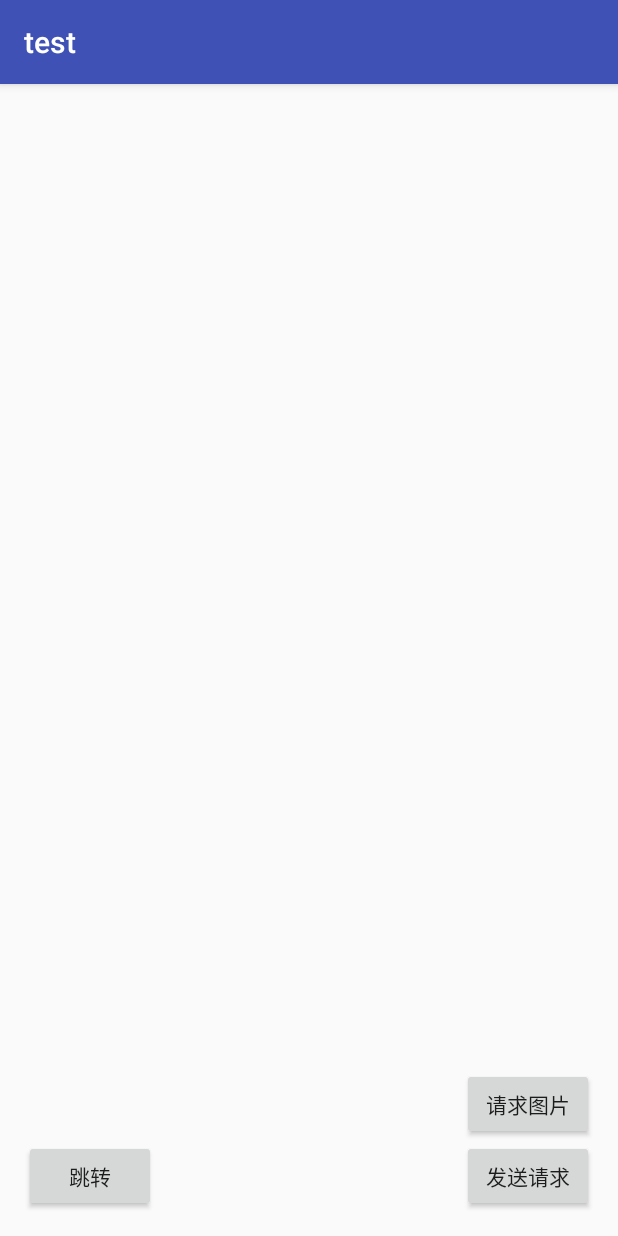
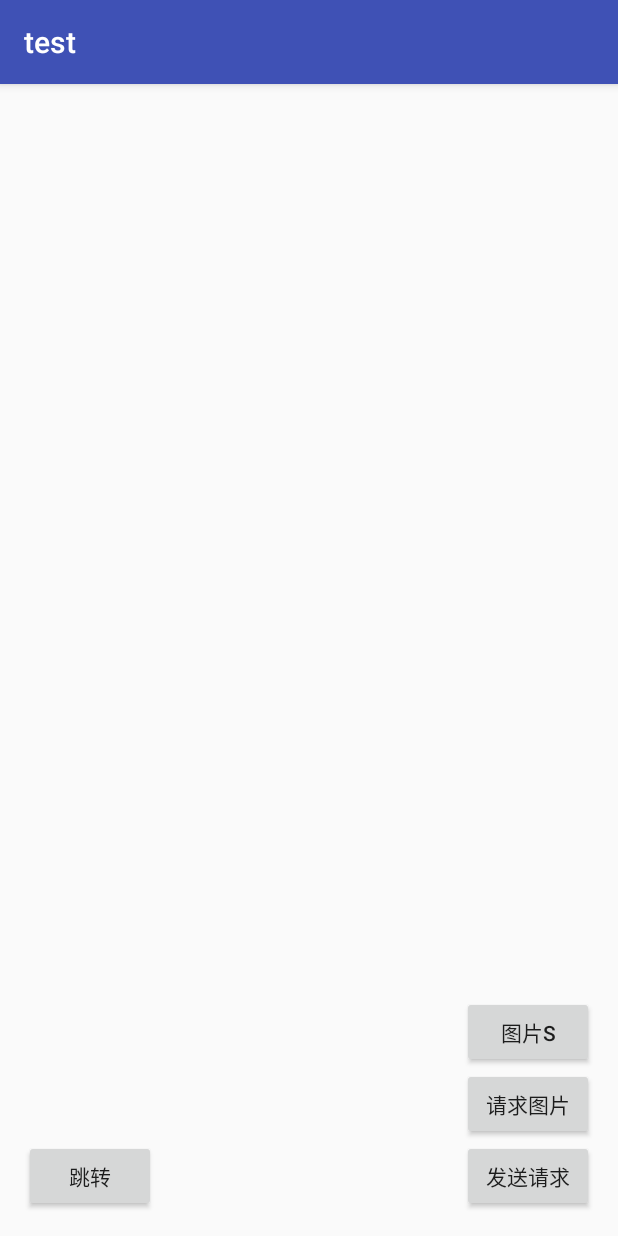
Before and after one commit to adlly/test, an Android app: the screen it shows after launch (Main24Activity), after a tap on "发送请求", on a phone screen of 412 x 824 dp. Run offline under Robolectric (Android 15) with nearby library versions, the phone set to English and light mode, and no system bars; our stand-ins replace Volley; libraries missing offline, so code that uses them is left out: com.facebook.drawee; network calls fail; 1 statement that could not run was skipped.

Commit message:
图片请求imageloader

```diff
--- a/app/src/main/java/lly/test/Main24Activity.java
+++ b/app/src/main/java/lly/test/Main24Activity.java
@@ -15,7 +15,9 @@ import android.widget.Toast;
 import com.android.volley.RequestQueue;
 import com.android.volley.Response;
 import com.android.volley.VolleyError;
+import com.android.volley.toolbox.ImageLoader;
 import com.android.volley.toolbox.ImageRequest;
+import com.android.volley.toolbox.NetworkImageView;
 import com.android.volley.toolbox.StringRequest;
 
 import lly.test.Net.Net;
@@ -28,6 +30,8 @@ public class Main24Activity extends AppCompatActivity implements View.OnClickLis
     private ImageView iv;
     private String main24 = "Main24";
     private RequestQueue requestQueue;
+    private NetworkImageView net_img;
+    private ImageLoader imageLoader;
 
     @Override
     protected void onCreate(Bundle savedInstanceState) {
@@ -41,8 +45,10 @@ public class Main24Activity extends AppCompatActivity implements View.OnClickLis
        findViewById(R.id.btn).setOnClickListener(this);
         findViewById(R.id.nnew).setOnClickListener(this);
         findViewById(R.id.btn_req_img).setOnClickListener(this);
+        findViewById(R.id.btn_req_imgs).setOnClickListener(this);
         tv = (TextView) findViewById(R.id.tv);
         iv = (ImageView) findViewById(R.id.iv);
+        net_img = (NetworkImageView) findViewById(R.id.net_img);
     }
 
     @Override
@@ -106,6 +112,20 @@ public class Main24Activity extends AppCompatActivity implements View.OnClickLis
 
                 iq.setTag(main24);
                 requestQueue.add(iq);
+                break;
+
+            case R.id.btn_req_imgs:
+
+                url = "http://pic33.nipic.com/20130916/3420027_192919547000_2.jpg";
+
+                imageLoader = Net.getInstance(getApplicationContext()).getImageLoader();
+                imageLoader.get(url, ImageLoader.getImageListener(
+                        iv, R.mipmap.ic_launcher, android.R.drawable.stat_notify_sync_noanim));
+
+                net_img.setImageUrl("http://img05.tooopen.com/images/20140604/sy_62331342149.jpg",
+                        imageLoader);
+
+                break;
             default:
                 break;
         }
--- a/app/src/main/java/lly/test/Net/Net.java
+++ b/app/src/main/java/lly/test/Net/Net.java
@@ -1,8 +1,12 @@
 package lly.test.Net;
 
 import android.content.Context;
+import android.graphics.Bitmap;
+import android.util.LruCache;
 
+import com.android.volley.Request;
 import com.android.volley.RequestQueue;
+import com.android.volley.toolbox.ImageLoader;
 import com.android.volley.toolbox.Volley;
 
 /**
@@ -12,11 +16,28 @@ import com.android.volley.toolbox.Volley;
 public class Net {
 
     private RequestQueue requestQueue;
+    private ImageLoader loader;
     private static Context ctx;
     private static Net net;
 
+
     private Net(Context ctx) {
         this.ctx = ctx;
+        this.requestQueue = getRequestQueue();
+
+        loader = new ImageLoader(requestQueue, new ImageLoader.ImageCache() {
+            private final LruCache<String, Bitmap>
+                    cache = new LruCache<String, Bitmap>(20);
+            @Override
+            public Bitmap getBitmap(String url) {
+                return cache.get(url);
+            }
+
+            @Override
+            public void putBitmap(String url, Bitmap bitmap) {
+                cache.put(url, bitmap);
+            }
+        });
     }
 
     public static synchronized Net getInstance(Context ctx){
@@ -33,4 +54,12 @@ public class Net {
         }
         return requestQueue;
     }
+
+    public <T> void addToRequestQueue(Request<T> req) {
+        getRequestQueue().add(req);
+    }
+
+    public ImageLoader getImageLoader() {
+        return loader;
+    }
 }
--- a/app/src/main/res/layout/activity_main24.xml
+++ b/app/src/main/res/layout/activity_main24.xml
@@ -28,6 +28,13 @@
                 android:id="@+id/iv"
                 android:layout_width="wrap_content"
                 android:layout_height="wrap_content" />
+
+
+            <com.android.volley.toolbox.NetworkImageView
+                android:id="@+id/net_img"
+                android:layout_width="wrap_content"
+                android:layout_height="wrap_content"
+                android:layout_centerHorizontal="true"/>
         </LinearLayout>
 
     </ScrollView>
@@ -47,6 +54,13 @@
         android:layout_width="wrap_content"
         android:layout_height="wrap_content"/>
     <Button
+        android:id="@+id/btn_req_imgs"
+        android:text="图片s"
+        android:layout_above="@id/btn_req_img"
+        android:layout_alignParentRight="true"
+        android:layout_width="wrap_content"
+        android:layout_height="wrap_content"/>
+    <Button
         android:id="@+id/nnew"
         android:text="跳转"
         android:layout_alignParentBottom="true"
```
